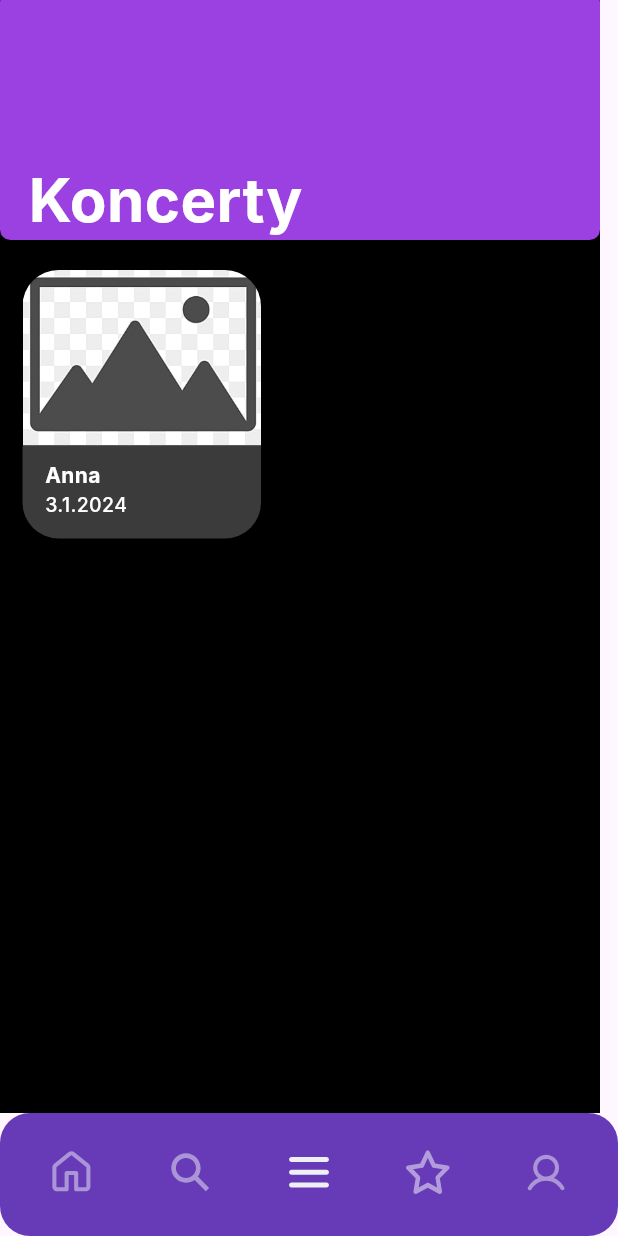
After one commit to smondrkova/ITU_projekt, a Flutter app: the screen it shows after launch, item 3 of the bottom bar chosen, after a tap on "Koncerty", on a phone screen of 412 x 824 dp. The commit adds this screen. Run offline on Flutter 3.47's test engine with Material 3 defaults, Android fonts, the phone set to English and light mode, and no system bars; our stand-ins replace cloud_firestore, flutter_svg, image_picker; missing offline and left inert: dart:ffi; accounts and stored records are empty; Roboto replaces fonts that are missing (Inter).

Commit message:
category_detail view and event card component

```diff
--- a/lib/views/categories.dart
+++ b/lib/views/categories.dart
@@ -1,7 +1,9 @@
 import 'package:flutter/material.dart';
 
 class CategoriesPage extends StatefulWidget {
-  const CategoriesPage({super.key});
+  final Function navigateToNewPage;
+  const CategoriesPage({required this.navigateToNewPage, Key? key})
+      : super(key: key);
 
   @override
   State<CategoriesPage> createState() => _CategoriesPageState();
@@ -26,7 +28,9 @@ class _CategoriesPageState extends State<CategoriesPage> {
                 mainAxisAlignment: MainAxisAlignment.center,
                 crossAxisAlignment: CrossAxisAlignment.center,
                 children: [
-                  Container(
+                  GestureDetector(
+                    onTap: () => widget.navigateToNewPage(6),
+                    child: Container(
                       width: 345,
                       height: 132,
                       decoration: const BoxDecoration(
@@ -79,6 +83,7 @@ class _CategoriesPageState extends State<CategoriesPage> {
                         ],
                       ),
                     ),
+                  ),
                   const SizedBox(height: 19),
                 ],
               ),
--- /dev/null
+++ b/lib/views/category_detail.dart
@@ -0,0 +1,176 @@
+import 'package:flutter/material.dart';
+
+class CategoryDetail extends StatefulWidget {
+  final Function navigateToNewPage;
+  const CategoryDetail({required this.navigateToNewPage, Key? key})
+      : super(key: key);
+
+  @override
+  State<CategoryDetail> createState() => _CategoryDetailState();
+}
+
+class _CategoryDetailState extends State<CategoryDetail> {
+  @override
+  Widget build(BuildContext context) {
+    return Container(
+      width: 400,
+      height: 858,
+      clipBehavior: Clip.antiAlias,
+      decoration: const BoxDecoration(color: Colors.black),
+      child: Stack(
+        children: [
+          Positioned(
+            left: 0,
+            top: -5,
+            child: Container(
+              width: 400,
+              height: 201,
+              decoration: const BoxDecoration(
+                boxShadow: [
+                  BoxShadow(
+                    color: Color(0x3F000000),
+                    blurRadius: 4,
+                    offset: Offset(0, 4),
+                    spreadRadius: 0,
+                  )
+                ],
+              ),
+              child: Stack(
+                children: [
+                  Positioned(
+                    left: 0,
+                    top: 0,
+                    child: Container(
+                      width: 400,
+                      height: 165,
+                      decoration: ShapeDecoration(
+                        color: const Color(0xFF9B40E1),
+                        shape: RoundedRectangleBorder(
+                            borderRadius: BorderRadius.circular(7)),
+                      ),
+                    ),
+                  ),
+                  const Positioned(
+                    left: 19,
+                    top: 66,
+                    child: SizedBox(
+                      width: 227,
+                      height: 99,
+                      child: Text(
+                        '\nKoncerty',
+                        style: TextStyle(
+                          color: Colors.white,
+                          fontSize: 40,
+                          fontFamily: 'Inter',
+                          fontWeight: FontWeight.w700,
+                          height: 0,
+                        ),
+                      ),
+                    ),
+                  ),
+                ],
+              ),
+            ),
+          ),
+          Positioned(
+            left: 15,
+            top: 180,
+            child: Container(
+              child: Column(
+                mainAxisSize: MainAxisSize.min,
+                mainAxisAlignment: MainAxisAlignment.start,
+                crossAxisAlignment: CrossAxisAlignment.start,
+                children: [
+                  Container(
+                    child: SizedBox(
+                      width: 159,
+                      height: 186,
+                      child: Stack(
+                        children: [
+                          Positioned(
+                            left: 0,
+                            top: 0,
+                            child: Container(
+                              width: 159,
+                              height: 117,
+                              decoration: const ShapeDecoration(
+                                image: DecorationImage(
+                                  image: AssetImage('assets/placeholder.png'),
+                                  fit: BoxFit.cover,
+                                ),
+                                shape: RoundedRectangleBorder(
+                                  borderRadius: BorderRadius.only(
+                                    topLeft: Radius.circular(24),
+                                    topRight: Radius.circular(24),
+                                  ),
+                                ),
+                              ),
+                            ),
+                          ),
+                          Positioned(
+                            left: 0,
+                            top: 117,
+                            child: Container(
+                              width: 159,
+                              height: 62,
+                              decoration: const ShapeDecoration(
+                                color: Color(0xFF3B3B3B),
+                                shape: RoundedRectangleBorder(
+                                  borderRadius: BorderRadius.only(
+                                    bottomLeft: Radius.circular(24),
+                                    bottomRight: Radius.circular(24),
+                                  ),
+                                ),
+                              ),
+                            ),
+                          ),
+                          Positioned(
+                            left: 15,
+                            top: 128,
+                            child: Container(
+                              child: const Column(
+                                mainAxisSize: MainAxisSize.min,
+                                mainAxisAlignment: MainAxisAlignment.start,
+                                crossAxisAlignment: CrossAxisAlignment.start,
+                                children: [
+                                  SizedBox(
+                                    width: 50,
+                                    height: 20,
+                                    child: Text(
+                                      'Anna',
+                                      style: TextStyle(
+                                        color: Colors.white,
+                                        fontSize: 14,
+                                        fontFamily: 'Inter',
+                                        fontWeight: FontWeight.w700,
+                                        height: 0,
+                                      ),
+                                    ),
+                                  ),
+                                  Text(
+                                    '3.1.2024',
+                                    style: TextStyle(
+                                      color: Colors.white,
+                                      fontSize: 13,
+                                      fontFamily: 'Inter',
+                                      fontWeight: FontWeight.w500,
+                                      height: 0,
+                                    ),
+                                  ),
+                                ],
+                              ),
+                            ),
+                          ),
+                        ],
+                      ),
+                    ),
+                  ),
+                ],
+              ),
+            ),
+          ),
+        ],
+      ),
+    );
+  }
+}
--- a/lib/views/event_card.dart
+++ b/lib/views/components/event_card.dart
@@ -3,9 +3,9 @@ import 'package:intl/intl.dart';
 import 'package:itu/models/Event.dart';
 
 class EventCard extends StatelessWidget {
-  final Event event;
+  Event event;
 
-  const EventCard({super.key, required this.event});
+  EventCard({super.key, required this.event});
 
   @override
   Widget build(BuildContext context) {
--- a/lib/views/home.dart
+++ b/lib/views/home.dart
@@ -1,8 +1,9 @@
 import 'package:flutter/material.dart';
 import 'package:flutter_svg/flutter_svg.dart';
 import 'package:itu/views/categories.dart';
+import 'package:itu/views/category_detail.dart';
 import 'package:itu/views/create_event.dart';
-import 'package:itu/views/event_card.dart';
+import 'package:itu/views/components/event_card.dart';
 import 'package:itu/views/favorites.dart';
 import 'package:itu/views/search.dart';
 import 'package:itu/views/user.dart';
@@ -24,12 +25,17 @@ class _HomePageState extends State<HomePage> {
     screens = [
       const HomeContent(),
       const SearchPage(),
-      const CategoriesPage(),
+      CategoriesPage(
+        navigateToNewPage: navigateToNewPage,
+      ),
       const FavoritesPage(),
       UserPage(
         navigateToNewPage: navigateToNewPage,
       ),
       CreateEventPage(
+        navigateToNewPage: navigateToNewPage,
+      ),
+      CategoryDetail(
         navigateToNewPage: navigateToNewPage,
       ),
     ];
```
Also changed, not shown: lib/views/components/event_card_small.dart (added, +91 -0 lines), lib/views/components/category_card.dart (added). Lines whose indentation alone changed are shown as unchanged.
